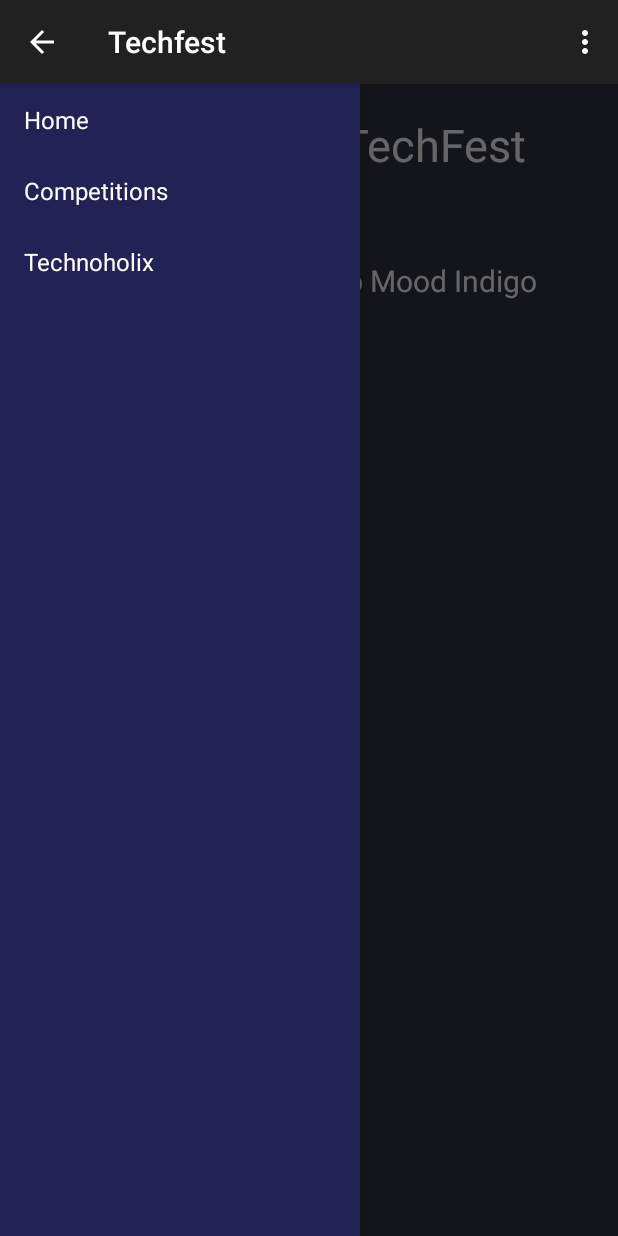
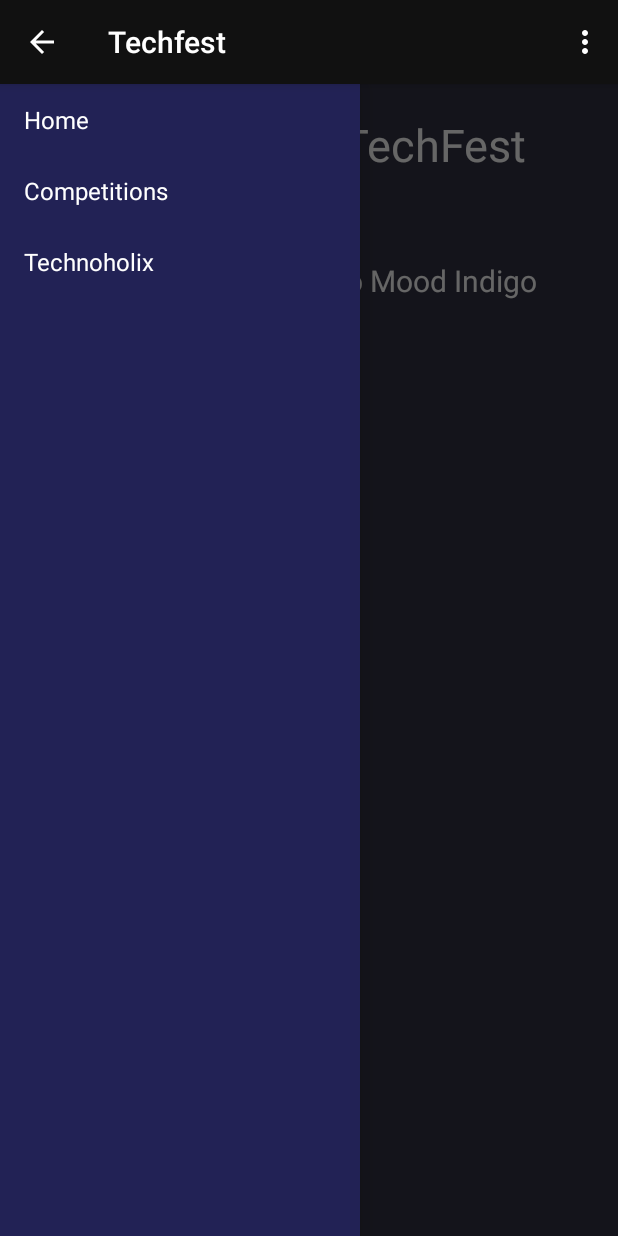
Before and after one commit to meetps/TechFest2k15, an Android app: the screen it shows after launch (MainActivity), on a phone screen of 412 x 824 dp. Run offline under Robolectric (Android 15) with nearby library versions, the phone set to English and light mode, and no system bars; 2 statements that could not run were skipped.

Commit message:
ActionBar styling
action bar changes color according to the fragment loaded

```diff
--- a/app/src/main/AndroidManifest.xml
+++ b/app/src/main/AndroidManifest.xml
@@ -7,7 +7,6 @@
     <application
         android:allowBackup="true"
         android:icon="@drawable/tf_icon"
-        android:logo="@drawable/tf_logo"
         android:label="@string/app_name"
         android:theme="@style/CustomActionBarTheme" >
         <activity
--- a/app/src/main/java/org/iitb/techfest/techfest/EventDetailsFragment.java
+++ b/app/src/main/java/org/iitb/techfest/techfest/EventDetailsFragment.java
@@ -48,7 +48,8 @@ public class EventDetailsFragment extends Fragment {
     @Override
     public void onAttach(Activity activity) {
         super.onAttach(activity);
-        ((MainActivity) activity).onSectionAttached(
-                getArguments().getInt("section_number"));
+        EventSummary es = getArguments().getParcelable("eventSummary");
+        ((MainActivity) activity).onSectionAttached(es.title,
+                R.color.actionbar_competitons);
     }
 }
--- a/app/src/main/java/org/iitb/techfest/techfest/MainActivity.java
+++ b/app/src/main/java/org/iitb/techfest/techfest/MainActivity.java
@@ -1,6 +1,7 @@
 package org.iitb.techfest.techfest;
 
 import android.content.Intent;
+import android.graphics.drawable.ColorDrawable;
 import android.os.Bundle;
 import android.provider.AlarmClock;
 import android.support.v4.app.Fragment;
@@ -34,6 +35,7 @@ public class MainActivity extends ActionBarActivity
      * Used to store the last screen title. For use in {@link #restoreActionBar()}.
      */
     private CharSequence mTitle;
+    private int mActionBarColor=R.color.actionbar_home;
 
     @Override
     protected void onCreate(Bundle savedInstanceState) {
@@ -67,7 +69,7 @@ public class MainActivity extends ActionBarActivity
         Fragment frag;
 
         if(position==1)
-            frag= EventListFragment.newInstance(position+1,R.drawable.competitions,R.layout.fragment_competitions, events);
+            frag= EventListFragment.newInstance("Competitions",R.color.actionbar_competitons,R.layout.fragment_competitions, events);
         else
             frag= PlaceholderFragment.newInstance(position + 1);
 
@@ -98,18 +100,9 @@ public class MainActivity extends ActionBarActivity
         startActivity(i);
     }
 
-    public void onSectionAttached(int number) {
-        switch (number) {
-            case 1:
-                mTitle = getString(R.string.title_section1);
-                break;
-            case 2:
-                mTitle = getString(R.string.title_section2);
-                break;
-            case 3:
-                mTitle = getString(R.string.title_section3);
-                break;
-        }
+    public void onSectionAttached(String title, int actionbar_color) {
+        mTitle=title;
+        mActionBarColor=actionbar_color;
     }
 
     public void restoreActionBar() {
@@ -117,6 +110,7 @@ public class MainActivity extends ActionBarActivity
         actionBar.setNavigationMode(ActionBar.NAVIGATION_MODE_STANDARD);
         actionBar.setDisplayShowTitleEnabled(true);
         actionBar.setTitle(mTitle);
+        actionBar.setBackgroundDrawable(new ColorDrawable(getResources().getColor(mActionBarColor)));
     }
 
 
@@ -156,7 +150,7 @@ public class MainActivity extends ActionBarActivity
             getSupportFragmentManager().beginTransaction()
                     .replace(R.id.container, fragStack.peek())
                     .commit();
-            onSectionAttached(fragStack.peek().getArguments().getInt("section_number"));
+            onSectionAttached(fragStack.peek().getArguments().getString("title"), fragStack.peek().getArguments().getInt("actionbar_color"));
             restoreActionBar();
         }
     }
--- a/app/src/main/java/org/iitb/techfest/techfest/PlaceholderFragment.java
+++ b/app/src/main/java/org/iitb/techfest/techfest/PlaceholderFragment.java
@@ -49,7 +49,6 @@ public class PlaceholderFragment extends Fragment {
     @Override
     public void onAttach(Activity activity) {
         super.onAttach(activity);
-        ((MainActivity) activity).onSectionAttached(
-                getArguments().getInt(ARG_SECTION_NUMBER));
+        ((MainActivity) activity).onSectionAttached("Home",R.color.actionbar_home);
     }
 }
--- a/app/src/main/res/values-v11/themes.xml
+++ b/app/src/main/res/values-v11/themes.xml
@@ -9,6 +9,6 @@
     <!-- ActionBar styles -->
     <style name="MyActionBar"
         parent="@style/Widget.AppCompat.Light.ActionBar.Solid.Inverse">
-        <item name="android:background">@color/actionbar_background</item>
+        <item name="android:background">@color/actionbar_home</item>
     </style>
 </resources>
--- a/app/src/main/res/values/colors.xml
+++ b/app/src/main/res/values/colors.xml
@@ -1,5 +1,8 @@
 <?xml version="1.0" encoding="utf-8"?>
 <resources>
-    <color name="actionbar_background">#111111</color>
     <color name="menu_background">#222255</color>
+
+    <color name="actionbar_competitons">#223374</color>
+    <color name="actionbar_technoholix">#005500</color>
+    <color name="actionbar_home">#111111</color>
 </resources>
--- a/app/src/main/res/values/themes.xml
+++ b/app/src/main/res/values/themes.xml
@@ -10,9 +10,9 @@
     <!-- ActionBar styles -->
     <style name="MyActionBar"
         parent="@style/Widget.AppCompat.Light.ActionBar.Solid.Inverse">
-        <item name="android:background">@color/actionbar_background</item>
+        <item name="android:background">@color/actionbar_home</item>
 
         <!-- Support library compatibility -->
-        <item name="background">@color/actionbar_background</item>
+        <item name="background">@color/actionbar_home</item>
     </style>
 </resources>
```
Also changed, not shown: app/src/main/java/org/iitb/techfest/techfest/EventListFragment.java (+5 -5 lines), app/src/main/res/layout/template_event_list.xml (+2 -11 lines).
